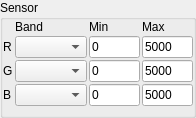
The window that imagechipviewsettings_widget_base.ui (jakimowb/eo-time-series-viewer) describes before a commit, drawn with Qt 5.
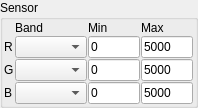
The same window after the commit.

Patch:
```diff
--- a/imagechipviewsettings_widget_base.ui
+++ b/imagechipviewsettings_widget_base.ui
@@ -6,8 +6,8 @@
    <rect>
     <x>0</x>
     <y>0</y>
-    <width>196</width>
-    <height>106</height>
+    <width>198</width>
+    <height>97</height>
    </rect>
   </property>
   <property name="sizePolicy">
@@ -33,19 +33,19 @@
     <enum>QLayout::SetMinimumSize</enum>
    </property>
    <property name="leftMargin">
-    <number>0</number>
+    <number>1</number>
    </property>
    <property name="topMargin">
-    <number>0</number>
+    <number>1</number>
    </property>
    <property name="rightMargin">
-    <number>0</number>
+    <number>2</number>
    </property>
    <property name="bottomMargin">
-    <number>9</number>
+    <number>1</number>
    </property>
    <property name="spacing">
-    <number>2</number>
+    <number>1</number>
    </property>
    <item row="4" column="1">
     <widget class="QComboBox" name="cb_g">
```
